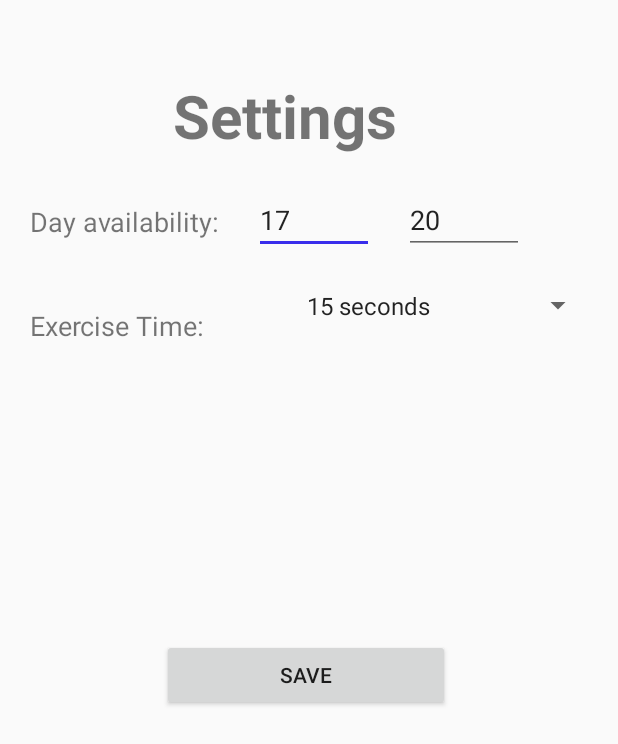
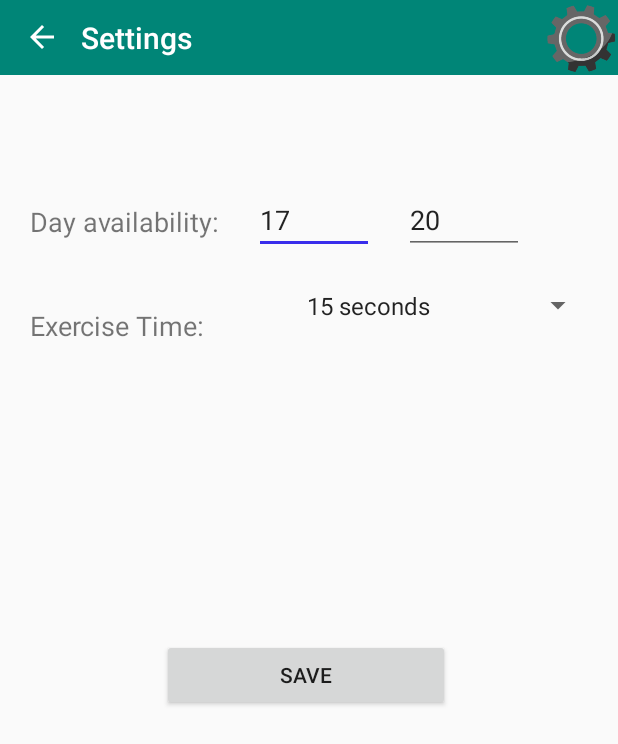
Before and after one commit to konossow/15seconds, an Android app: the screen it shows after launch (SettingsActivity), after a tap on an icon or button, on a phone screen of 412 x 824 dp. Shown: the top 744 px of the screen. Run offline under Robolectric (Android 15) with nearby library versions, the phone set to English and light mode, and no system bars.

Commit message:
added toolbars to all Activities

```diff
--- a/app/build.gradle
+++ b/app/build.gradle
@@ -27,6 +27,7 @@ dependencies {
     implementation "org.jetbrains.kotlin:kotlin-stdlib-jdk7:$kotlin_version"
     implementation 'com.android.support:appcompat-v7:28.0.0'
     implementation 'com.android.support.constraint:constraint-layout:1.1.3'
+    implementation "com.android.support:support-compat:28.0.0"
     testImplementation 'junit:junit:4.12'
     androidTestImplementation 'com.android.support.test:runner:1.0.2'
     androidTestImplementation 'com.android.support.test.espresso:espresso-core:3.0.2'
--- a/app/src/main/java/com/behealthy/hackathon/fifteenseconds/CalendarActivity.kt
+++ b/app/src/main/java/com/behealthy/hackathon/fifteenseconds/CalendarActivity.kt
@@ -2,6 +2,7 @@ package com.behealthy.hackathon.fifteenseconds
 
 import android.app.Activity
 import android.os.Bundle
+import android.view.View
 import com.squareup.timessquare.CalendarPickerView
 import java.util.*
 
@@ -17,4 +18,8 @@ class CalendarActivity : Activity() {
             calendar_view.selectDate(it)
         }
     }
+    fun goBack(view: View)
+    {
+        finish()
+    }
 }
--- a/app/src/main/java/com/behealthy/hackathon/fifteenseconds/MainActivity.kt
+++ b/app/src/main/java/com/behealthy/hackathon/fifteenseconds/MainActivity.kt
@@ -1,23 +1,20 @@
 package com.behealthy.hackathon.fifteenseconds
 
-import android.app.DatePickerDialog
 import android.content.Intent
 import kotlinx.android.synthetic.main.activity_main.*
 import android.support.v7.app.AppCompatActivity
 import android.os.Bundle
 import android.view.View
-import android.widget.TextView
-import android.widget.Toast
-import kotlinx.android.synthetic.main.activity_main.view.*
-import java.util.*
-import javax.xml.datatype.DatatypeConstants.MONTHS
+
 
 class MainActivity : AppCompatActivity() {
 
     override fun onCreate(savedInstanceState: Bundle?) {
         super.onCreate(savedInstanceState)
         setContentView(R.layout.activity_main)
-        //TextView tv = findViewById<TextView>(R.id.textView)
+            getSupportActionBar()?.setDisplayShowHomeEnabled(true)
+            getSupportActionBar()?.setLogo(R.mipmap.ic_launcher)
+            getSupportActionBar()?.setDisplayUseLogoEnabled(true)
         textView.text = getString(R.string.welcome_messege_0)
     }
 
@@ -40,20 +37,4 @@ class MainActivity : AppCompatActivity() {
         val settingsIntent = Intent(this, SettingsActivity::class.java)
         startActivity(settingsIntent)
     }
-
-    fun showDatePicker(view: View){
-        val c = Calendar.getInstance()
-        val year = c.get(Calendar.YEAR)
-        val month = c.get(Calendar.MONTH)
-        val day = c.get(Calendar.DAY_OF_MONTH)
-
-//val dpdas = DatePickerDialog()
-        val dpd = DatePickerDialog(this, DatePickerDialog.OnDateSetListener { view, year, monthOfYear, dayOfMonth ->
-            Toast.makeText(this,"" + dayOfMonth + " " + monthOfYear + ", " + year, Toast.LENGTH_LONG ).show()
-            // Display Selected date in textbox
-            //lblDate.setText("" + dayOfMonth + " " + MONTHS[monthOfYear] + ", " + year)
-        }, year, month, day)
-
-        dpd.show()
-    }
 }
--- a/app/src/main/java/com/behealthy/hackathon/fifteenseconds/SettingsActivity.kt
+++ b/app/src/main/java/com/behealthy/hackathon/fifteenseconds/SettingsActivity.kt
@@ -25,4 +25,8 @@ class SettingsActivity : Activity() {
         SettingsSingleton.setExerciseDuration(exerciseSpinnerFactory.getExercise())
         finish()
     }
+    fun goBack(view: View)
+    {
+        finish()
+    }
 }
--- a/app/src/main/java/com/behealthy/hackathon/fifteenseconds/ShowoffActivity.kt
+++ b/app/src/main/java/com/behealthy/hackathon/fifteenseconds/ShowoffActivity.kt
@@ -2,6 +2,7 @@ package com.behealthy.hackathon.fifteenseconds
 
 import android.app.Activity
 import android.os.Bundle
+import android.view.View
 
 class ShowoffActivity : Activity() {
 
@@ -9,4 +10,8 @@ class ShowoffActivity : Activity() {
         super.onCreate(savedInstanceState)
         setContentView(R.layout.activity_showoff)
     }
+    fun goBack(view: View)
+    {
+        finish()
+    }
 }
--- /dev/null
+++ b/app/src/main/res/drawable-anydpi/ic_action_name.xml
@@ -0,0 +1,10 @@
+<vector xmlns:android="http://schemas.android.com/apk/res/android"
+    android:width="24dp"
+    android:height="24dp"
+    android:viewportWidth="24"
+    android:viewportHeight="24"
+    android:tint="#FFFFFF">
+    <path
+        android:fillColor="#FF000000"
+        android:pathData="M20,11H7.83l5.59,-5.59L12,4l-8,8 8,8 1.41,-1.41L7.83,13H20v-2z"/>
+</vector>
--- a/app/src/main/res/layout/activity_main.xml
+++ b/app/src/main/res/layout/activity_main.xml
@@ -73,10 +73,4 @@
             android:textAlignment="center"
             app:layout_constraintTop_toBottomOf="@+id/excersisesButton"
             app:layout_constraintStart_toStartOf="@+id/excersisesButton" android:text="@string/exercisesButtonName"/>
-    <Button
-            android:text="Button"
-            android:layout_width="wrap_content"
-            android:layout_height="wrap_content"
-            tools:layout_editor_absoluteX="161dp" android:id="@+id/button"
-            app:layout_constraintTop_toBottomOf="@+id/textView" android:onClick="showDatePicker"/>
 </android.support.constraint.ConstraintLayout>
--- a/app/src/main/res/layout/activity_settings.xml
+++ b/app/src/main/res/layout/activity_settings.xml
@@ -7,15 +7,16 @@
         android:layout_height="match_parent"
         tools:context=".SettingsActivity">
 
-    <TextView
-            android:text="@string/settings"
-            android:layout_width="224dp"
-            android:layout_height="84dp"
-            android:id="@+id/Day" app:layout_constraintStart_toStartOf="parent"
-            android:layout_marginStart="50dp"
-            android:layout_marginTop="50dp" app:layout_constraintTop_toTopOf="parent" android:textStyle="bold"
-            android:layout_marginEnd="8dp" app:layout_constraintEnd_toEndOf="parent"
-            android:textSize="40sp"/>
+    <android.support.v7.widget.Toolbar
+            android:layout_width="match_parent"
+            android:layout_height="50dp"
+            android:background="?attr/colorPrimary"
+            android:theme="?attr/actionBarTheme"
+            android:minHeight="?attr/actionBarSize"
+            android:id="@+id/settingsToolbar" app:layout_constraintEnd_toEndOf="parent"
+            app:layout_constraintTop_toTopOf="parent"
+            app:layout_constraintStart_toStartOf="parent" app:logo="@drawable/ic_action_name" app:title="Settings"
+            app:titleMarginStart="30dp" android:onClick="goBack"/>
     <TextView
             android:text="@string/day_availability"
             android:layout_width="149dp"
@@ -62,4 +63,10 @@
             android:id="@+id/saveButton" android:onClick="saveButtonClick"
             android:layout_marginTop="144dp" app:layout_constraintTop_toBottomOf="@+id/textView4"
             android:layout_marginStart="108dp" app:layout_constraintStart_toStartOf="parent"/>
+    <ImageView
+            android:src="@drawable/gear"
+            android:layout_width="50dp"
+            android:layout_height="50dp"
+            android:id="@+id/imageView2" app:layout_constraintEnd_toEndOf="parent"
+            app:layout_constraintTop_toTopOf="parent"/>
 </android.support.constraint.ConstraintLayout>
```
Also changed, not shown: app/src/main/java/com/behealthy/hackathon/fifteenseconds/ExercisesActivity.kt (+7 -0 lines), app/src/main/res/layout/activity_calendar.xml (+20 -2 lines), app/src/main/res/layout/activity_exercises.xml (+17 -2 lines), app/src/main/res/layout/activity_showoff.xml (+17 -0 lines), app/src/main/res/drawable-hdpi/ic_action_name.png (added), app/src/main/res/drawable-mdpi/ic_action_name.png (added), app/src/main/res/drawable-xhdpi/ic_action_name.png (added), app/src/main/res/drawable-xxhdpi/ic_action_name.png (added), app/src/main/res/drawable/stretch2.png (added), app/src/main/res/drawable/stretch72.png (added).
